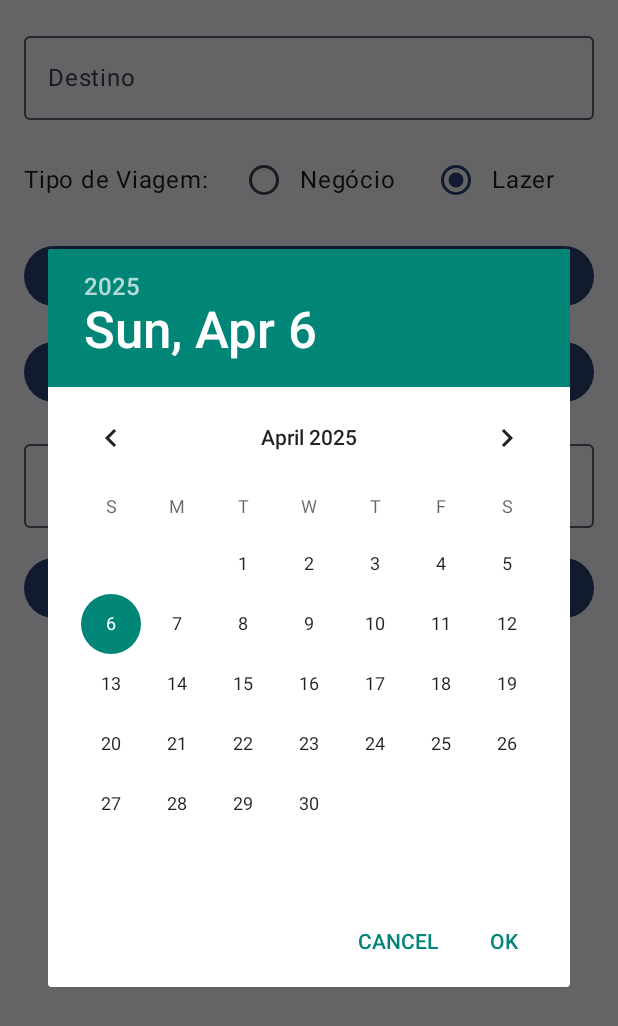
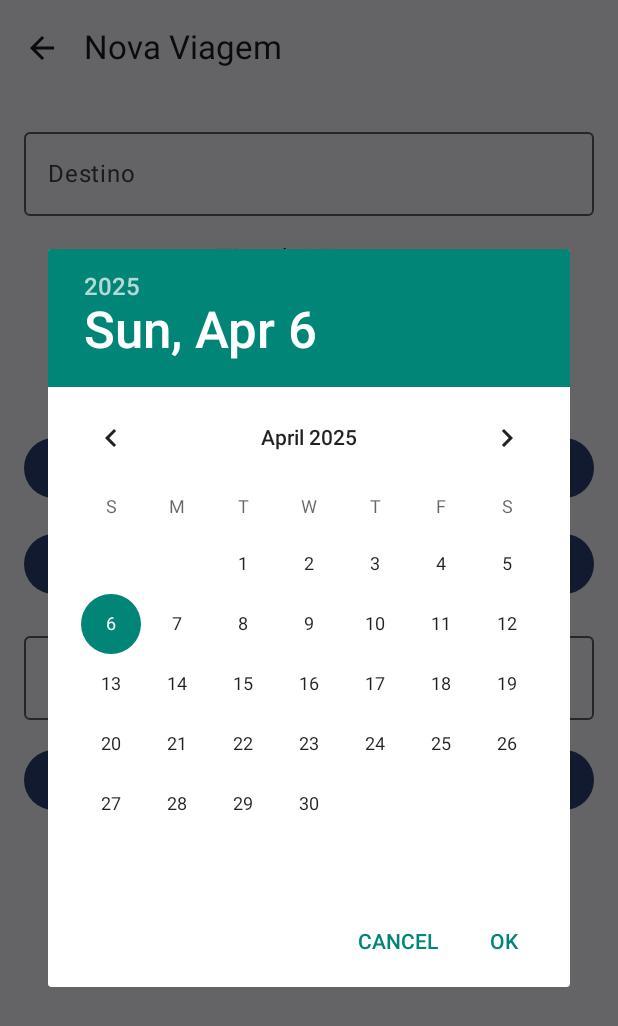
Before and after one commit to gustavohschwartz/ViagemApp, an Android app built with Jetpack Compose: the AddTripScreen screen opened through its navigation route, after a tap on "Selecione a data de ida", on a phone screen of 412 x 824 dp. Shown: the top 1026 px of the screen. Run offline under Robolectric (Android 15) with nearby library versions, the light colour scheme and no system bars; our stand-ins replace Room's generated code; 2 other taps on this screen came first.

Commit message:
Ajustes na AddTrip Screen

```diff
--- a/app/src/main/java/com/example/viagemapp/screens/AddTripScreen.kt
+++ b/app/src/main/java/com/example/viagemapp/screens/AddTripScreen.kt
@@ -2,72 +2,80 @@ package com.example.viagemapp.screens
 
 import android.app.DatePickerDialog
 import android.widget.Toast
-import androidx.compose.foundation.clickable // Mantenha se usar clickable em outro lugar
+import androidx.compose.foundation.Image
+import androidx.compose.foundation.border
 import androidx.compose.foundation.layout.*
-import androidx.compose.foundation.text.KeyboardActions
+import androidx.compose.foundation.shape.RoundedCornerShape
 import androidx.compose.foundation.text.KeyboardOptions
+import androidx.compose.material.icons.Icons
+import androidx.compose.material.icons.filled.ArrowBack
 import androidx.compose.material3.*
 import androidx.compose.runtime.*
 import androidx.compose.ui.Alignment
 import androidx.compose.ui.Modifier
+import androidx.compose.ui.graphics.Color
 import androidx.compose.ui.platform.LocalContext
-import androidx.compose.ui.text.input.KeyboardType
+import androidx.compose.ui.res.painterResource
+import androidx.compose.ui.text.input.TextFieldValue
 import androidx.compose.ui.unit.dp
-import androidx.compose.ui.text.input.TextFieldValue
 import androidx.navigation.NavController
+import com.example.viagemapp.R
 import java.text.SimpleDateFormat
 import java.util.*
 
+@OptIn(ExperimentalMaterial3Api::class)
 @Composable
 fun AddTripScreen(navController: NavController) {
     var destination by remember { mutableStateOf(TextFieldValue()) }
     var startDate by remember { mutableStateOf<Date?>(null) }
     var endDate by remember { mutableStateOf<Date?>(null) }
     var budget by remember { mutableStateOf("") }
-    var selectedType by remember { mutableStateOf("Business") } // Ou "Leisure" como padrão inicial, se preferir
+    var selectedType by remember { mutableStateOf("Business") }
 
     val context = LocalContext.current
 
-    // --- MODIFICAÇÃO 1: Adicionar parâmetro 'defaultText' ---
-    // Função para formatar a data ou retornar um texto padrão
     fun formatDate(date: Date?, defaultText: String): String {
         return date?.let {
             SimpleDateFormat("dd/MM/yyyy", Locale.getDefault()).format(it)
-        } ?: defaultText // Retorna o texto padrão fornecido se a data for nula
+        } ?: defaultText
     }
 
-    // Função para exibir o DatePicker
     fun showDatePicker(onDateSelected: (Date) -> Unit) {
         val calendar = Calendar.getInstance()
-        // Se uma data já foi selecionada, inicializa o DatePicker com essa data
-        val initialYear = calendar.get(Calendar.YEAR)
-        val initialMonth = calendar.get(Calendar.MONTH)
-        val initialDay = calendar.get(Calendar.DAY_OF_MONTH)
-
         val datePickerDialog = DatePickerDialog(
             context,
             { _, year, month, dayOfMonth ->
                 calendar.set(year, month, dayOfMonth)
                 onDateSelected(calendar.time)
             },
-            initialYear,
-            initialMonth,
-            initialDay
+            calendar.get(Calendar.YEAR),
+            calendar.get(Calendar.MONTH),
+            calendar.get(Calendar.DAY_OF_MONTH)
         )
-
-        // Opcional: Definir data mínima para o seletor de data final
-        // Se for o seletor de data final e a data inicial já foi definida,
-        // você pode querer definir a data mínima para ser a data inicial.
-        // Isso exigiria passar qual data está sendo selecionada para `showDatePicker`.
-        // Por simplicidade, vamos omitir isso por enquanto.
-
         datePickerDialog.show()
     }
 
+    Scaffold(
+        topBar = {
+            TopAppBar(
+                title = { Text("Nova Viagem") },
+                navigationIcon = {
+                    IconButton(onClick = {
+                        navController.navigate("menu") {
+                            popUpTo("menu") { inclusive = true }
+                        }
+                    }) {
+                        Icon(Icons.Filled.ArrowBack, contentDescription = "Voltar")
+                    }
+                }
+            )
+        }
+    ) { innerPadding ->
         Column(
             modifier = Modifier
-            .fillMaxSize()
-            .padding(16.dp),
+                .padding(innerPadding)
+                .padding(16.dp)
+                .fillMaxSize(),
             verticalArrangement = Arrangement.spacedBy(16.dp),
             horizontalAlignment = Alignment.CenterHorizontally
         ) {
@@ -79,39 +87,53 @@ fun AddTripScreen(navController: NavController) {
                 modifier = Modifier.fillMaxWidth()
             )
 
-        // Tipo de viagem (Negócio ou Lazer)
+            // Tipo de viagem com imagem
+            Text("Tipo de Viagem:")
             Row(
                 modifier = Modifier.fillMaxWidth(),
-            horizontalArrangement = Arrangement.Start,
-            verticalAlignment = Alignment.CenterVertically // Alinha verticalmente os RadioButtons e Textos
+                horizontalArrangement = Arrangement.SpaceEvenly
             ) {
-            Text("Tipo de Viagem: ")
-            Spacer(modifier = Modifier.width(8.dp))
-            Row(verticalAlignment = Alignment.CenterVertically) { // Agrupa RadioButton e Texto
-                RadioButton(
-                    selected = selectedType == "Business",
-                    onClick = { selectedType = "Business" }
+                IconButton(
+                    onClick = { selectedType = "Business" },
+                    modifier = Modifier
+                        .size(72.dp)
+                        .border(
+                            width = if (selectedType == "Business") 2.dp else 0.dp,
+                            color = if (selectedType == "Business") Color.Blue else Color.Transparent,
+                            shape = RoundedCornerShape(12.dp)
                         )
-                Text("Negócio", Modifier.clickable { selectedType = "Business" }) // Torna o texto clicável também
+                ) {
+                    Image(
+                        painter = painterResource(id = R.drawable.ic_business),
+                        contentDescription = "Negócio",
+                        modifier = Modifier.fillMaxSize()
+                    )
                 }
-            Spacer(modifier = Modifier.width(16.dp))
-            Row(verticalAlignment = Alignment.CenterVertically) { // Agrupa RadioButton e Texto
-                RadioButton(
-                    selected = selectedType == "Leisure",
-                    onClick = { selectedType = "Leisure" }
+
+                IconButton(
+                    onClick = { selectedType = "Leisure" },
+                    modifier = Modifier
+                        .size(72.dp)
+                        .border(
+                            width = if (selectedType == "Leisure") 2.dp else 0.dp,
+                            color = if (selectedType == "Leisure") Color.Blue else Color.Transparent,
+                            shape = RoundedCornerShape(12.dp)
                         )
-                Text("Lazer", Modifier.clickable { selectedType = "Leisure" }) // Torna o texto clicável também
+                ) {
+                    Image(
+                        painter = painterResource(id = R.drawable.ic_leisure),
+                        contentDescription = "Lazer",
+                        modifier = Modifier.fillMaxSize()
+                    )
                 }
             }
 
-        // --- MODIFICAÇÃO 2: Usar o texto padrão específico para Data de Ida ---
-        // Data de Início
+            // Datas
             Button(
                 onClick = {
                     showDatePicker { date ->
-                    // Opcional: Validação para garantir que a data de início não seja posterior à data de fim
                         if (endDate != null && date.after(endDate)) {
-                        Toast.makeText(context, "Data de ida não pode ser depois da data de volta.", Toast.LENGTH_SHORT).show()
+                            Toast.makeText(context, "Data de ida não pode ser depois da volta.", Toast.LENGTH_SHORT).show()
                         } else {
                             startDate = date
                         }
@@ -119,28 +141,21 @@ fun AddTripScreen(navController: NavController) {
                 },
                 modifier = Modifier.fillMaxWidth()
             ) {
-            // Passa o texto padrão desejado para a função formatDate
                 Text(formatDate(startDate, "Selecione a data de ida"))
             }
 
-        // --- MODIFICAÇÃO 3: Usar o texto padrão específico para Data de Volta ---
-        // Data de Fim
             Button(
                 onClick = {
                     showDatePicker { date ->
-                    // Opcional: Validação para garantir que a data de fim não seja anterior à data de início
                         if (startDate != null && date.before(startDate)) {
-                        Toast.makeText(context, "Data de volta não pode ser antes da data de ida.", Toast.LENGTH_SHORT).show()
+                            Toast.makeText(context, "Data de volta não pode ser antes da ida.", Toast.LENGTH_SHORT).show()
                         } else {
                             endDate = date
                         }
                     }
                 },
-            modifier = Modifier.fillMaxWidth(),
-            // Opcional: Desabilitar o botão de data de volta se a data de ida não foi selecionada
-            // enabled = startDate != null
+                modifier = Modifier.fillMaxWidth()
             ) {
-            // Passa o texto padrão desejado para a função formatDate
                 Text(formatDate(endDate, "Selecione a data de volta"))
             }
 
@@ -148,47 +163,35 @@ fun AddTripScreen(navController: NavController) {
             OutlinedTextField(
                 value = budget,
                 onValueChange = { newValue ->
-                // Permite números e um único ponto decimal
                     if (newValue.matches(Regex("^\\d*\\.?\\d*\$"))) {
                         budget = newValue
                     }
                 },
                 label = { Text("Orçamento") },
                 keyboardOptions = KeyboardOptions.Default.copy(
-                keyboardType = KeyboardType.Decimal // Mudar para Decimal para permitir ponto
+                    keyboardType = androidx.compose.ui.text.input.KeyboardType.Decimal
                 ),
-            keyboardActions = KeyboardActions.Default,
                 modifier = Modifier.fillMaxWidth(),
-            prefix = { Text("R$ ") } // Adiciona um prefixo para clareza
+                prefix = { Text("R$ ") }
             )
 
-        // Botão Confirmar
+            // Confirmar
             Button(
                 onClick = {
-                // Validação mais robusta
-                val budgetValue = budget.toDoubleOrNull() // Tenta converter para Double
-                val isStartDateBeforeEndDate = startDate != null && endDate != null && !startDate!!.after(endDate!!)
+                    val budgetValue = budget.toDoubleOrNull()
+                    val validDates = startDate != null && endDate != null && !startDate!!.after(endDate!!)
 
-                if (destination.text.isBlank()) {
-                    Toast.makeText(context, "Por favor, informe o destino.", Toast.LENGTH_SHORT).show()
-                } else if (startDate == null) {
-                    Toast.makeText(context, "Por favor, selecione a data de ida.", Toast.LENGTH_SHORT).show()
-                } else if (endDate == null) {
-                    Toast.makeText(context, "Por favor, selecione a data de volta.", Toast.LENGTH_SHORT).show()
-                } else if (!isStartDateBeforeEndDate) {
-                    Toast.makeText(context, "Data de ida deve ser anterior ou igual à data de volta.", Toast.LENGTH_SHORT).show()
-                } else if (budget.isBlank() || budgetValue == null || budgetValue <= 0) {
-                    Toast.makeText(context, "Por favor, informe um orçamento válido.", Toast.LENGTH_SHORT).show()
-                } else {
-                    // Se todos os campos forem preenchidos corretamente
-                    // Aqui você normalmente salvaria os dados (por exemplo, em um ViewModel, banco de dados)
-                    Toast.makeText(context, "Viagem adicionada!", Toast.LENGTH_SHORT).show() // Feedback
+                    when {
+                        destination.text.isBlank() -> Toast.makeText(context, "Informe o destino.", Toast.LENGTH_SHORT).show()
+                        startDate == null -> Toast.makeText(context, "Selecione a data de ida.", Toast.LENGTH_SHORT).show()
+                        endDate == null -> Toast.makeText(context, "Selecione a data de volta.", Toast.LENGTH_SHORT).show()
+                        !validDates -> Toast.makeText(context, "Datas inválidas.", Toast.LENGTH_SHORT).show()
+                        budgetValue == null || budgetValue <= 0 -> Toast.makeText(context, "Informe um orçamento válido.", Toast.LENGTH_SHORT).show()
+                        else -> {
+                            Toast.makeText(context, "Viagem adicionada!", Toast.LENGTH_SHORT).show()
                             navController.navigate("menu") {
-                        // Limpa a pilha de backstack até 'menu' se 'menu' já estiver lá,
-                        // ou simplesmente navega se não estiver. Evita múltiplas instâncias de 'menu'.
-                        popUpTo("menu") { inclusive = false }
-                        // Evita adicionar esta tela (AddTripScreen) à pilha de backstack
-                        launchSingleTop = true
+                                popUpTo("menu") { inclusive = true }
+                            }
                         }
                     }
                 },
@@ -198,3 +201,4 @@ fun AddTripScreen(navController: NavController) {
             }
         }
     }
+}
```
Also changed, not shown: app/src/main/res/drawable/ic_business.png (added), app/src/main/res/drawable/ic_leisure.png (added). Lines whose indentation alone changed are shown as unchanged.
